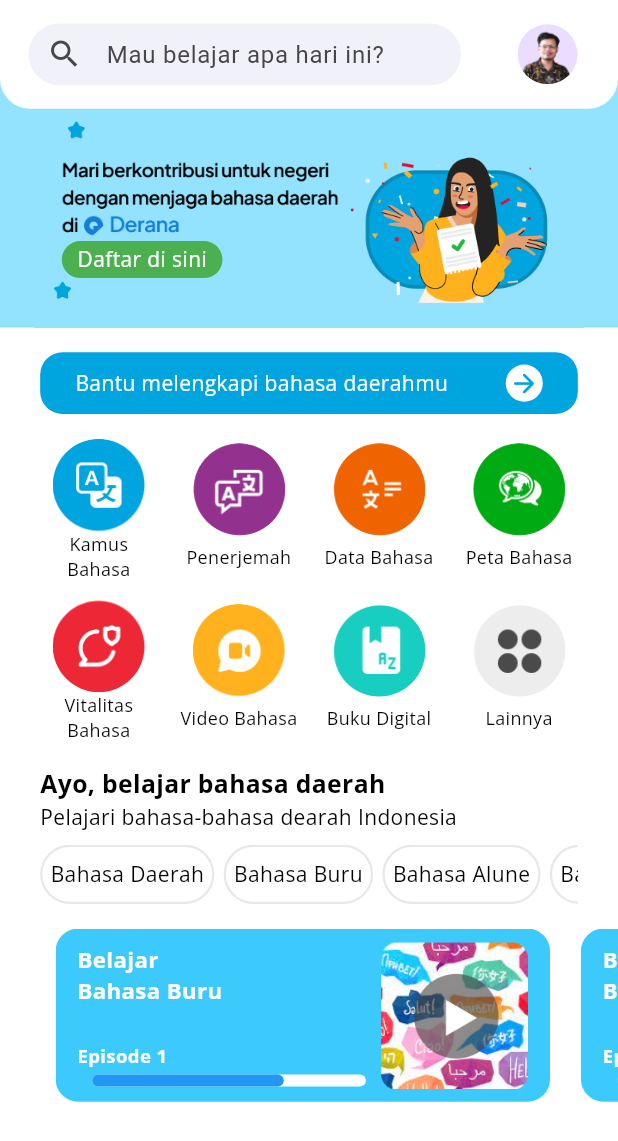
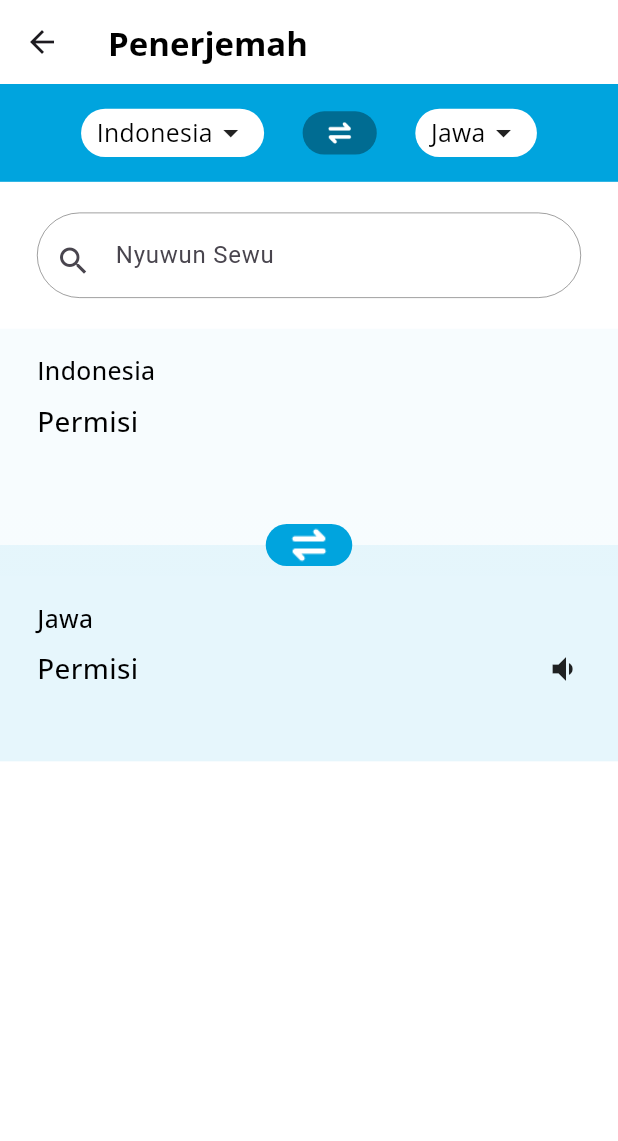
Before and after one commit to AhmadAsroruddin/Derana, a Flutter app: the BerandaPage screen opened directly, after a tap on "Penerjemah", on a phone screen of 412 x 824 dp. Shown: the top 1141 px of the screen. Run offline on Flutter 3.47's test engine with Material 3 defaults, Android fonts, the phone set to English and light mode, and no system bars; drawn by our look-alikes of percent_indicator; our stand-ins replace flutter_bloc, font_awesome_flutter, get_it, google_fonts, persistent_bottom_nav_bar, shared_preferences and 1 more; accounts and stored records are empty.

Commit message:
penerjemah

```diff
--- a/lib/main.dart
+++ b/lib/main.dart
@@ -1,6 +1,7 @@
 import 'package:derana_multipart/presentation/bloc/routes/route_cubit.dart';
 import 'package:derana_multipart/presentation/pages/form/isi_formulir_page.dart';
 import 'package:derana_multipart/presentation/pages/kamus_bahasa/kamus_bahasa.dart';
+import 'package:derana_multipart/presentation/pages/penerjemah/penerjemah_page.dart';
 import 'package:derana_multipart/presentation/providers/page_provider.dart';
 import 'package:derana_multipart/presentation/routes/router_delegate.dart';
 import 'package:flutter/material.dart';
@@ -46,7 +47,8 @@ class _MyAppState extends State<MyApp> {
         ),
         routes: {
           IsiFormulirPage.routeName: (context) => const IsiFormulirPage(),
-          KamusBahasa.routeName: (context) => const KamusBahasa()
+          KamusBahasa.routeName: (context) => const KamusBahasa(),
+          PenerjemahPage.routeName: (context) => const PenerjemahPage()
         },
         home: Router(
           routerDelegate: myRouterDelegate,
--- a/lib/presentation/pages/beranda/beranda_page.dart
+++ b/lib/presentation/pages/beranda/beranda_page.dart
@@ -1,5 +1,6 @@
 import 'package:derana_multipart/presentation/pages/form/form_page.dart';
 import 'package:derana_multipart/presentation/pages/kamus_bahasa/kamus_bahasa.dart';
+import 'package:derana_multipart/presentation/pages/penerjemah/penerjemah_page.dart';
 import 'package:derana_multipart/presentation/shared/const.dart';
 import 'package:derana_multipart/presentation/shared/theme.dart';
 import 'package:flutter/material.dart';
@@ -179,7 +180,13 @@ class _BerandaPageState extends State<BerandaPage> {
                                 ),
                                 FeatureWidget(
                                   onTap: () {
-                                    print("penerjemah");
+                                    PersistentNavBarNavigator.pushNewScreen(
+                                      context,
+                                      screen: const PenerjemahPage(),
+                                      withNavBar: false,
+                                      pageTransitionAnimation:
+                                          PageTransitionAnimation.cupertino,
+                                    );
                                   },
                                   image: "penerjemah",
                                   name: "Penerjemah",
--- a/lib/presentation/pages/form/identitas/modal_form_detail.dart
+++ b/lib/presentation/pages/form/identitas/modal_form_detail.dart
@@ -108,7 +108,7 @@ class _FormDetailModalState extends State<FormDetailModal> {
                 });
               },
             );
-          }).toList(),
+          }),
           Container(
             margin: EdgeInsets.only(bottom: deviceHeight * 0.02),
             width: deviceWidth,
--- /dev/null
+++ b/lib/presentation/pages/penerjemah/penerjemah_page.dart
@@ -0,0 +1,280 @@
+import 'package:derana_multipart/presentation/shared/theme.dart';
+import 'package:flutter/material.dart';
+
+import '../../shared/const.dart';
+
+class PenerjemahPage extends StatefulWidget {
+  const PenerjemahPage({super.key});
+
+  static const routeName = "penerjemahPage";
+
+  @override
+  State<PenerjemahPage> createState() => _PenerjemahPageState();
+}
+
+class _PenerjemahPageState extends State<PenerjemahPage> {
+  String leftSelectedLanguage = "Indonesia";
+  String rightSelectedLanguage = "Jawa";
+  final List<String> items = ['Jawa', 'Indonesia', 'English'];
+  TextEditingController searchController = TextEditingController();
+
+  void _showLanguagePicker(String type) {
+    showModalBottomSheet(
+      context: context,
+      builder: (BuildContext context) {
+        return Container(
+          decoration: BoxDecoration(
+            color: whiteColor,
+            borderRadius: BorderRadius.circular(20),
+          ),
+          padding: EdgeInsets.symmetric(vertical: deviceHeight * 0.025),
+          child: ListView.builder(
+            itemCount: items.length,
+            itemBuilder: (BuildContext context, int index) {
+              return Container(
+                color: index % 2 == 0 ? Colors.white : Colors.grey[200],
+                child: ListTile(
+                  title: Text(items[index]),
+                  onTap: () {
+                    setState(() {
+                      if (type == "left") {
+                        leftSelectedLanguage = items[index];
+                      } else if (type == "right") {
+                        rightSelectedLanguage = items[index];
+                      }
+                    });
+                    Navigator.pop(context);
+                  },
+                ),
+              );
+            },
+          ),
+        );
+      },
+    );
+  }
+
+  @override
+  Widget build(BuildContext context) {
+    return Scaffold(
+      backgroundColor: whiteColor,
+      appBar: AppBar(
+        backgroundColor: whiteColor,
+        title: Text(
+          "Penerjemah",
+          style: blackTextStyle.copyWith(fontWeight: bold),
+        ),
+      ),
+      body: SingleChildScrollView(
+        child: Column(
+          children: <Widget>[
+            Container(
+              padding: EdgeInsets.symmetric(
+                horizontal: deviceWidth * 0.1,
+                vertical: deviceHeight * 0.02,
+              ),
+              color: primaryColor,
+              child: Row(
+                mainAxisAlignment: MainAxisAlignment.spaceAround,
+                children: <Widget>[
+                  GestureDetector(
+                    onTap: () {
+                      _showLanguagePicker("left");
+                    },
+                    child: Container(
+                      padding: EdgeInsets.symmetric(
+                        horizontal: deviceWidth * 0.025,
+                        vertical: deviceHeight * 0.005,
+                      ),
+                      decoration: BoxDecoration(
+                        borderRadius: BorderRadius.circular(25),
+                        color: whiteColor,
+                      ),
+                      child: Row(
+                        children: <Widget>[
+                          Text(
+                            leftSelectedLanguage,
+                            style: blackTextStyle.copyWith(
+                              fontSize: deviceWidth * 0.04,
+                            ),
+                          ),
+                          const Icon(Icons.arrow_drop_down)
+                        ],
+                      ),
+                    ),
+                  ),
+                  Container(
+                    width: deviceWidth * 0.12,
+                    padding: const EdgeInsets.all(5),
+                    height: deviceHeight * 0.035,
+                    decoration: BoxDecoration(
+                      borderRadius: BorderRadius.circular(15),
+                      color: const Color.fromRGBO(0, 108, 146, 1.0),
+                    ),
+                    child: Image.asset("assets/image/swap.png"),
+                  ),
+                  GestureDetector(
+                    onTap: () {
+                      _showLanguagePicker("right");
+                    },
+                    child: Container(
+                      padding: EdgeInsets.symmetric(
+                        horizontal: deviceWidth * 0.025,
+                        vertical: deviceHeight * 0.005,
+                      ),
+                      decoration: BoxDecoration(
+                        borderRadius: BorderRadius.circular(25),
+                        color: whiteColor,
+                      ),
+                      child: Row(
+                        children: <Widget>[
+                          Text(
+                            rightSelectedLanguage,
+                            style: blackTextStyle.copyWith(
+                              fontSize: deviceWidth * 0.04,
+                            ),
+                          ),
+                          const Icon(Icons.arrow_drop_down)
+                        ],
+                      ),
+                    ),
+                  ),
+                ],
+              ),
+            ),
+            //Search
+            Container(
+              margin: EdgeInsets.symmetric(
+                horizontal: deviceWidth * 0.06,
+                vertical: deviceHeight * 0.025,
+              ),
+              decoration: BoxDecoration(
+                borderRadius: BorderRadius.circular(50),
+                border: Border.all(width: .25),
+              ),
+              padding: EdgeInsets.only(top: deviceHeight * 0.01),
+              child: TextField(
+                controller: searchController,
+                decoration: const InputDecoration(
+                  prefixIcon: Icon(Icons.search),
+                  border: InputBorder.none,
+                  hintText: "Nyuwun Sewu",
+                ),
+              ),
+            ),
+            SizedBox(
+              height: deviceHeight * 0.35,
+              width: deviceWidth,
+              child: Column(
+                children: <Widget>[
+                  Container(
+                    color: const Color.fromRGBO(0, 164, 222, .03),
+                    padding: EdgeInsets.only(
+                      left: deviceWidth * 0.06,
+                      top: deviceHeight * 0.02,
+                    ),
+                    height: deviceHeight * 0.15,
+                    width: deviceWidth,
+                    child: Column(
+                      crossAxisAlignment: CrossAxisAlignment.start,
+                      children: <Widget>[
+                        Text(
+                          leftSelectedLanguage,
+                          style: blackTextStyle.copyWith(
+                            fontSize: deviceWidth * 0.04,
+                            fontWeight: FontWeight.w500,
+                          ),
+                        ),
+                        SizedBox(
+                          height: deviceHeight * 0.01,
+                        ),
+                        Text(
+                          "Permisi",
+                          style: blackTextStyle.copyWith(
+                            fontSize: deviceWidth * 0.045,
+                            fontWeight: FontWeight.w500,
+                          ),
+                        )
+                      ],
+                    ),
+                  ),
+                  Container(
+                    height: deviceHeight * 0.05,
+                    width: deviceWidth,
+                    padding: EdgeInsets.symmetric(
+                        horizontal: deviceWidth * 0.43,
+                        vertical: deviceHeight * 0.008),
+                    decoration: const BoxDecoration(
+                      gradient: LinearGradient(
+                        colors: [
+                          Color.fromRGBO(0, 164, 222, .03),
+                          Color.fromRGBO(0, 164, 222, .1)
+                        ],
+                        stops: [0.5, 0.5],
+                        begin: Alignment.topCenter,
+                        end: Alignment.bottomCenter,
+                      ),
+                    ),
+                    child: Container(
+                      width: deviceWidth * 0.01,
+                      height: deviceHeight * 0.005,
+                      decoration: BoxDecoration(
+                        borderRadius: BorderRadius.circular(25),
+                        color: primaryColor,
+                        image: DecorationImage(
+                          image: AssetImage(
+                            "assets/image/swap.png",
+                          ),
+                          fit: BoxFit.contain,
+                        ),
+                      ),
+                    ),
+                  ),
+                  Container(
+                    padding:
+                        EdgeInsets.symmetric(horizontal: deviceWidth * 0.06),
+                    color: const Color.fromRGBO(0, 164, 222, .1),
+                    height: deviceHeight * 0.15,
+                    width: deviceWidth,
+                    child: Row(
+                      crossAxisAlignment: CrossAxisAlignment.center,
+                      mainAxisAlignment: MainAxisAlignment.spaceBetween,
+                      children: <Widget>[
+                        Column(
+                          crossAxisAlignment: CrossAxisAlignment.start,
+                          children: <Widget>[
+                            SizedBox(
+                              height: deviceHeight * 0.02,
+                            ),
+                            Text(
+                              rightSelectedLanguage,
+                              style: blackTextStyle.copyWith(
+                                fontSize: deviceWidth * 0.04,
+                                fontWeight: FontWeight.w500,
+                              ),
+                            ),
+                            SizedBox(
+                              height: deviceHeight * 0.01,
+                            ),
+                            Text(
+                              "Permisi",
+                              style: blackTextStyle.copyWith(
+                                fontSize: deviceWidth * 0.045,
+                                fontWeight: FontWeight.w500,
+                              ),
+                            )
+                          ],
+                        ),
+                        const Icon(Icons.volume_down)
+                      ],
+                    ),
+                  ),
+                ],
+              ),
+            )
+          ],
+        ),
+      ),
+    );
+  }
+}
```
Also changed, not shown: assets/image/swap.png (added).
